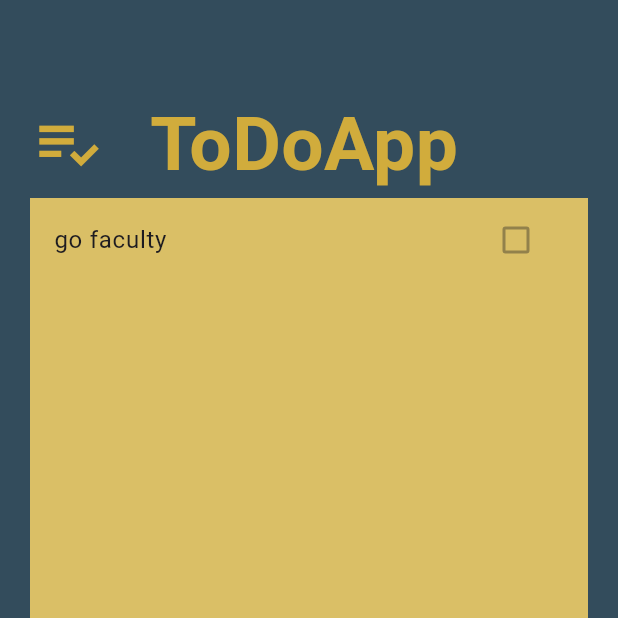
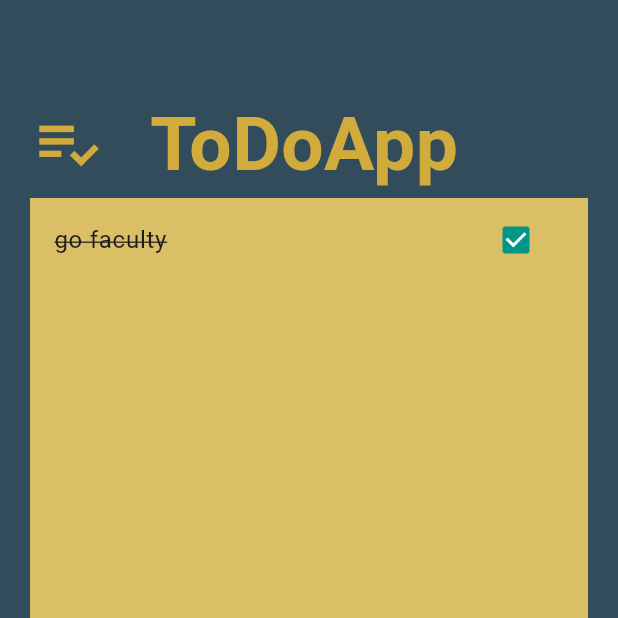
Before and after one commit to DoaaAlagha/application.7, a Flutter app: the screen it shows after launch, on a phone screen of 412 x 824 dp, the top half of it. Run offline on Flutter 3.47's test engine with Material 3 defaults, Android fonts, the phone set to English and light mode, and no system bars.

Commit message:
edit for check box

```diff
--- a/lib/main.dart
+++ b/lib/main.dart
@@ -12,6 +12,7 @@ class MyApp extends StatelessWidget {
   @override
   Widget build(BuildContext){
     return MaterialApp(
+
       debugShowCheckedModeBanner: false,
       home: TasksScreens(),
     );
--- /dev/null
+++ b/lib/widgets/Task_check_box.dart
@@ -0,0 +1,13 @@
+import 'package:flutter/material.dart';
+
+class TaskCheckbox extends StatelessWidget {
+  final bool? checkBoxState;
+  const TaskCheckbox({super.key,required this.checkBoxState});
+
+  @override
+  Widget build(BuildContext context) {
+    return Checkbox(activeColor: Colors.teal,
+      value:checkBoxState ,
+      onChanged:(newvalue){});
+  }
+}
--- a/lib/widgets/Tasks_list.dart
+++ b/lib/widgets/Tasks_list.dart
@@ -1,23 +1,47 @@
 import 'package:flutter/material.dart';
 
-class Taskslist extends StatelessWidget {
+import 'Task_check_box.dart';
+
+class Taskslist extends StatefulWidget {
   const Taskslist({
     super.key,
   });
 
   @override
+  State<Taskslist> createState() => _TaskslistState();
+}
+
+class _TaskslistState extends State<Taskslist> {
+  bool isChecked = true;
+
+  @override
   Widget build(BuildContext context) {
-    return ListView(
-      children: [
-        ListTile(
-          title: Text('go faculty'),
-          trailing: Checkbox(
-            value: false,
-            onChanged: null,
+    return ListView(children: [
+      ListTile(
+          title: Text(
+            'go faculty',
+            style: TextStyle(
+                decoration: isChecked ? TextDecoration.lineThrough : null),
           ),
-        ),
+          trailing: TaskCheckbox(isChecked, (bool? newvalue) {
+            setState(() {
+              isChecked = newvalue!;
+            });
+          }))
+    ]);
+  }
+}
 
-      ],
+class TaskCheckbox extends StatelessWidget {
+  final bool? checkBoxState;
+  final Function(bool?) CheckboxChange;
+  TaskCheckbox(this.checkBoxState, this.CheckboxChange);
+  @override
+  Widget build(BuildContext context) {
+    return Checkbox(
+      activeColor: Colors.teal,
+      value: checkBoxState,
+      onChanged: CheckboxChange,
     );
   }
 }
```
